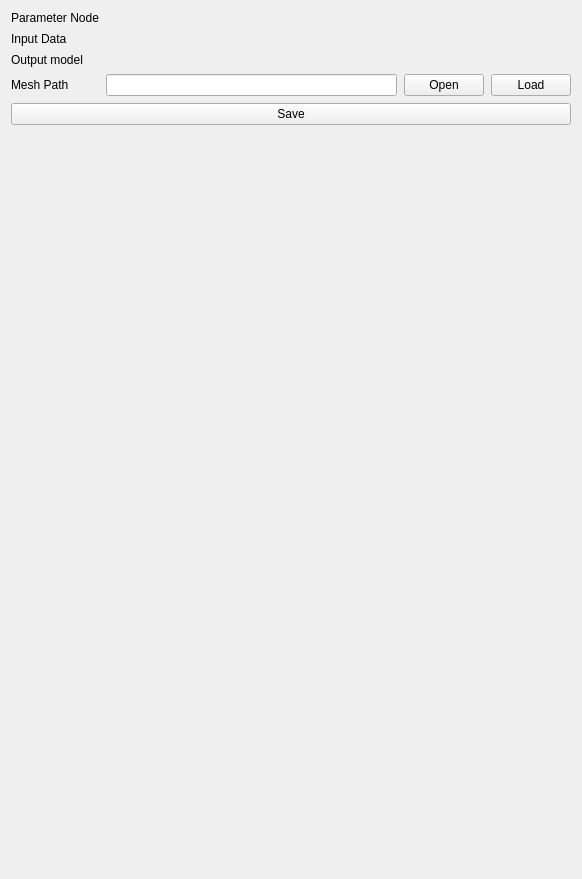
Above: WorkspaceGeneration/Resources/UI/qSlicerWorkspaceGenerationModuleWidget.ui from DhruvKoolRajamani/SlicerAIM_MRIRobot before the change. Below: the same form after it.
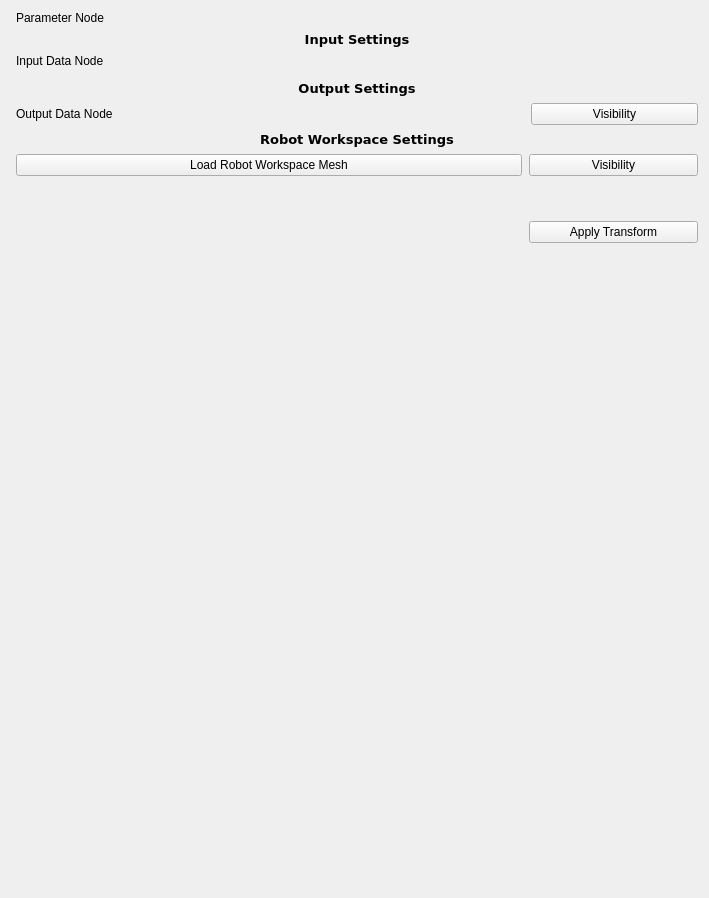
That is the form after the change. Custom widgets are drawn as their Qt base class.

Commit message: Working state of updated widgets

What changed in the file:
```diff
--- a/WorkspaceGeneration/Resources/UI/qSlicerWorkspaceGenerationModuleWidget.ui
+++ b/WorkspaceGeneration/Resources/UI/qSlicerWorkspaceGenerationModuleWidget.ui
@@ -6,8 +6,8 @@
    <rect>
     <x>0</x>
     <y>0</y>
-    <width>582</width>
-    <height>879</height>
+    <width>709</width>
+    <height>898</height>
    </rect>
   </property>
   <property name="windowTitle">
@@ -16,7 +16,10 @@
   <layout class="QVBoxLayout" name="verticalLayout">
   <!-- Grid Layout -->
    <item>
-    <layout class="QGridLayout" name="ParameterLayout_1">
+    <layout class="QGridLayout" name="ParameterLayout">
+     <property name="leftMargin">
+      <number>5</number>
+     </property>
      <property name="bottomMargin">
       <number>0</number>
      </property>
@@ -29,6 +32,9 @@
        <property name="text">
         <string>Parameter Node</string>
        </property>
+       <property name="margin">
+        <number>5</number>
+       </property>
       </widget>
      </item>
      <item row="0" column="1" colspan="3">
@@ -46,15 +52,47 @@
        </property>
       </widget>
      </item>
-     <!-- ROW 1 -->
-     <item row="1" column="0">
-      <widget class="QLabel" name="InputNodeLabel">
+    </layout>
+   </item>
+   <item>
+    <layout class="QGridLayout" name="InputLayout">
+     <property name="leftMargin">
+      <number>5</number>
+     </property>
+     <property name="horizontalSpacing">
+      <number>7</number>
+     </property>
+     <item row="0" column="0" colspan="3">
+      <widget class="QLabel" name="InputSettingsLabel">
+       <property name="font">
+        <font>
+         <family>DejaVu Sans</family>
+         <pointsize>10</pointsize>
+         <weight>75</weight>
+         <bold>true</bold>
+        </font>
+       </property>
+       <property name="lineWidth">
+        <number>1</number>
+       </property>
        <property name="text">
-        <string>Input Data</string>
+        <string>Input Settings</string>
+       </property>
+       <property name="scaledContents">
+        <bool>false</bool>
+       </property>
+       <property name="alignment">
+        <set>Qt::AlignCenter</set>
+       </property>
+       <property name="margin">
+        <number>2</number>
+       </property>
+       <property name="indent">
+        <number>0</number>
        </property>
       </widget>
      </item>
-     <item row="1" column="1" colspan="3">
+     <item row="1" column="1" colspan="2">
       <widget class="qMRMLNodeComboBox" name="InputNodeSelector">
        <property name="noneEnabled">
         <bool>true</bool>
@@ -77,15 +115,57 @@
        </property>
       </widget>
      </item>
-     <!-- ROW 2 -->
-     <item row="2" column="0">
+     <item row="1" column="0">
+      <widget class="QLabel" name="InputNodeLabel">
+       <property name="text">
+        <string>Input Data Node</string>
+       </property>
+       <property name="margin">
+        <number>5</number>
+       </property>
+      </widget>
+     </item>
+     <item row="2" column="0" colspan="3">
+      <widget class="qSlicerVolumeRenderingPresetComboBox" name="InputVolumeRenderingPresetComboBox">
+       <property name="sizePolicy">
+        <sizepolicy hsizetype="Preferred" vsizetype="Preferred">
+         <horstretch>0</horstretch>
+         <verstretch>0</verstretch>
+        </sizepolicy>
+       </property>
+       <property name="layoutDirection">
+        <enum>Qt::LeftToRight</enum>
+       </property>
+      </widget>
+     </item>
+    </layout>
+   </item>
+   <item>
+    <layout class="QGridLayout" name="OutputLayout">
+     <property name="leftMargin">
+      <number>5</number>
+     </property>
+     <property name="horizontalSpacing">
+      <number>7</number>
+     </property>
+     <item row="1" column="0">
       <widget class="QLabel" name="ModelNodeLabel">
        <property name="text">
-        <string>Output model</string>
+        <string>Output Data Node</string>
        </property>
+       <property name="margin">
+        <number>5</number>
+       </property>
       </widget>
      </item>
-     <item row="2" column="1" colspan="3">
+     <item row="1" column="3">
+      <widget class="ctkCheckablePushButton" name="OutputModelSetVisibilityCheckBox">
+       <property name="text">
+        <string>Visibility</string>
+       </property>
+      </widget>
+     </item>
+     <item row="1" column="1" colspan="2">
       <widget class="qMRMLNodeComboBox" name="OutputModelNodeSelector">
        <property name="toolTip">
         <string extracomment="Select a model node to store the output">Select a model node to store the output</string>
@@ -106,49 +186,110 @@
        </property>
       </widget>
      </item>
-     <!-- ROW 3 -->
-     <item row="3" column="0">
-      <widget class="QLabel" name="WorkspacePathLabel">
+     <item row="0" column="0" colspan="4">
+      <widget class="QLabel" name="OutputModelSettingsLabel">
+       <property name="font">
+        <font>
+         <family>DejaVu Sans</family>
+         <pointsize>10</pointsize>
+         <weight>75</weight>
+         <bold>true</bold>
+        </font>
+       </property>
+       <property name="lineWidth">
+        <number>1</number>
+       </property>
        <property name="text">
-        <string>Mesh Path</string>
+        <string>Output Settings</string>
        </property>
-      </widget>
-     </item>
-     <item row="3" column="1">
-      <widget class="QLineEdit" name="WorkspacePathInputLineEdit">
-       <property name="clearButtonEnabled">
+       <property name="scaledContents">
         <bool>false</bool>
        </property>
+       <property name="alignment">
+        <set>Qt::AlignCenter</set>
+       </property>
+       <property name="margin">
+        <number>2</number>
+       </property>
+       <property name="indent">
+        <number>0</number>
+       </property>
       </widget>
      </item>
-     <item row="3" column="2">
-      <widget class="QPushButton" name="WorkspaceOFDBtn">
+    </layout>
+   </item>
+   <item>
+    <layout class="QGridLayout" name="WorkspaceMeshLayout">
+     <property name="leftMargin">
+      <number>5</number>
+     </property>
+     <property name="horizontalSpacing">
+      <number>7</number>
+     </property>
+     <item row="1" column="3">
+      <widget class="ctkCheckablePushButton" name="WorkspaceMeshSetVisibilityCheckBox">
        <property name="text">
-        <string>Open</string>
+        <string>Visibility</string>
        </property>
       </widget>
      </item>
-     <item row="3" column="3">
-      <widget class="QPushButton" name="WorkspaceLoadBtn">
-       <property name="enabled">
-        <bool>true</bool>
+     <item row="0" column="0" colspan="4">
+      <widget class="QLabel" name="WorkspaceMeshSettingsLabel">
+       <property name="font">
+        <font>
+         <family>DejaVu Sans</family>
+         <pointsize>10</pointsize>
+         <weight>75</weight>
+         <bold>true</bold>
+        </font>
        </property>
+       <property name="lineWidth">
+        <number>1</number>
+       </property>
        <property name="text">
-        <string>Load</string>
+        <string>Robot Workspace Settings</string>
        </property>
+       <property name="scaledContents">
+        <bool>false</bool>
+       </property>
+       <property name="alignment">
+        <set>Qt::AlignCenter</set>
+       </property>
+       <property name="margin">
+        <number>5</number>
+       </property>
+       <property name="indent">
+        <number>0</number>
+       </property>
       </widget>
      </item>
-     <!-- ROW 4 -->
-     <item row="4" column="0" colspan="4">
-      <widget class="QPushButton" name="SaveSceneBtn">
+     <item row="1" column="0" colspan="3">
+      <widget class="QPushButton" name="WorkspaceMeshLoadBtn">
        <property name="enabled">
         <bool>true</bool>
        </property>
        <property name="text">
-        <string>Save</string>
+        <string>Load Robot Workspace Mesh</string>
        </property>
       </widget>
      </item>
+     <item row="2" column="3">
+      <widget class="QPushButton" name="WorkspaceMeshPushButton">
+       <property name="text">
+        <string>Apply Transform</string>
+       </property>
+      </widget>
+     </item>
+     <item row="2" column="0" colspan="3">
+      <widget class="qMRMLMatrixWidget" name="WorkspaceMeshMRMLMatrixWidget">
+       <property name="minimumSize">
+        <size>
+         <width>0</width>
+         <height>100</height>
+        </size>
+       </property>
+      </widget>
+     </item>
     </layout>
    </item>
    <!-- Vertical Spacer -->
@@ -160,7 +301,7 @@
      <property name="sizeHint" stdset="0">
       <size>
        <width>20</width>
-       <height>825</height>
+       <height>600</height>
       </size>
      </property>
     </spacer>
@@ -168,6 +309,11 @@
   </layout>
  </widget>
  <customwidgets>
+  <customwidget>
+   <class>qMRMLMatrixWidget</class>
+   <extends>ctkMatrixWidget</extends>
+   <header>qMRMLMatrixWidget.h</header>
+  </customwidget>
   <customwidget>
    <class>qMRMLNodeComboBox</class>
    <extends>QWidget</extends>
@@ -180,6 +326,26 @@
    <header>qSlicerWidget.h</header>
    <container>1</container>
   </customwidget>
+  <customwidget>
+   <class>qSlicerVolumeRenderingPresetComboBox</class>
+   <extends>qSlicerWidget</extends>
+   <header>qSlicerVolumeRenderingPresetComboBox.h</header>
+  </customwidget>
+  <customwidget>
+   <class>ctkCheckablePushButton</class>
+   <extends>ctkPushButton</extends>
+   <header>ctkCheckablePushButton.h</header>
+  </customwidget>
+  <customwidget>
+   <class>ctkMatrixWidget</class>
+   <extends>QWidget</extends>
+   <header>ctkMatrixWidget.h</header>
+  </customwidget>
+  <customwidget>
+   <class>ctkPushButton</class>
+   <extends>QPushButton</extends>
+   <header>ctkPushButton.h</header>
+  </customwidget>
  </customwidgets>
  <resources/>
  <connections/>
```
Left out of the diff: 12 changed lines with no effect on the pictures. The commit also changes 5 other files.
